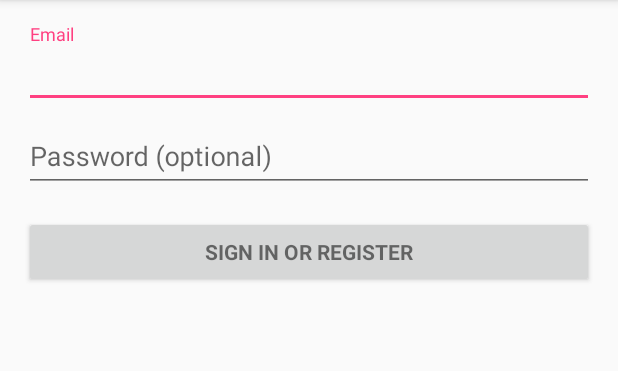
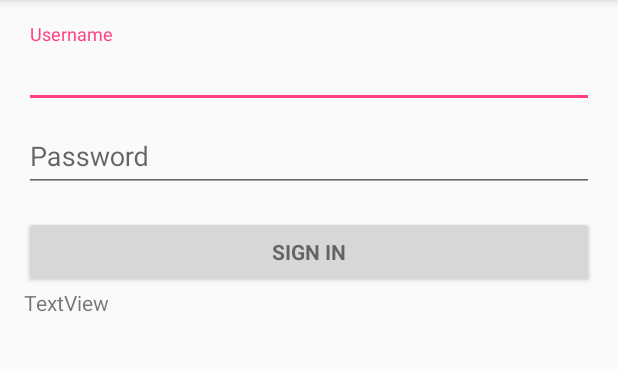
Before and after one commit to christheyounger/nimbleschedule-android-timeclock, an Android app: the screen it shows after launch (LoginActivity), on a phone screen of 412 x 824 dp, the part 84-455 px from its top. Run offline under Robolectric (Android 15) with nearby library versions, the phone set to English and light mode, and no system bars; our stand-ins replace Volley.

```diff
--- a/mobile/src/main/AndroidManifest.xml
+++ b/mobile/src/main/AndroidManifest.xml
@@ -5,7 +5,7 @@
     <uses-permission android:name="android.permission.INTERNET" />
 
     <application
-        android:allowBackup="true"
+        android:allowBackup="false"
         android:icon="@mipmap/ic_launcher"
         android:label="@string/app_name"
         android:roundIcon="@mipmap/ic_launcher_round"
--- a/mobile/src/main/res/layout/activity_login.xml
+++ b/mobile/src/main/res/layout/activity_login.xml
@@ -69,8 +69,14 @@
                 android:layout_width="match_parent"
                 android:layout_height="wrap_content"
                 android:layout_marginTop="16dp"
-                android:text="@string/action_sign_in"
+                android:text="@string/action_sign_in_short"
                 android:textStyle="bold" />
+
+            <TextView
+                android:id="@+id/textView"
+                android:layout_width="match_parent"
+                android:layout_height="wrap_content"
+                android:text="TextView" />
 
         </LinearLayout>
     </ScrollView>
--- a/mobile/src/main/res/values/strings.xml
+++ b/mobile/src/main/res/values/strings.xml
@@ -2,8 +2,8 @@
     <string name="app_name">NimbleSchedule TimeClock</string>
 
     <!-- Strings related to login -->
-    <string name="prompt_email">Email</string>
-    <string name="prompt_password">Password (optional)</string>
+    <string name="prompt_email">Username</string>
+    <string name="prompt_password">Password</string>
     <string name="action_sign_in">Sign in or register</string>
     <string name="action_sign_in_short">Sign in</string>
     <string name="error_invalid_email">This email address is invalid</string>
```
Also changed, not shown: mobile/src/main/java/com/youngaustralia/nimblescheduletimeclock/LoginActivity.java (+27 -42 lines), 1 other file.
